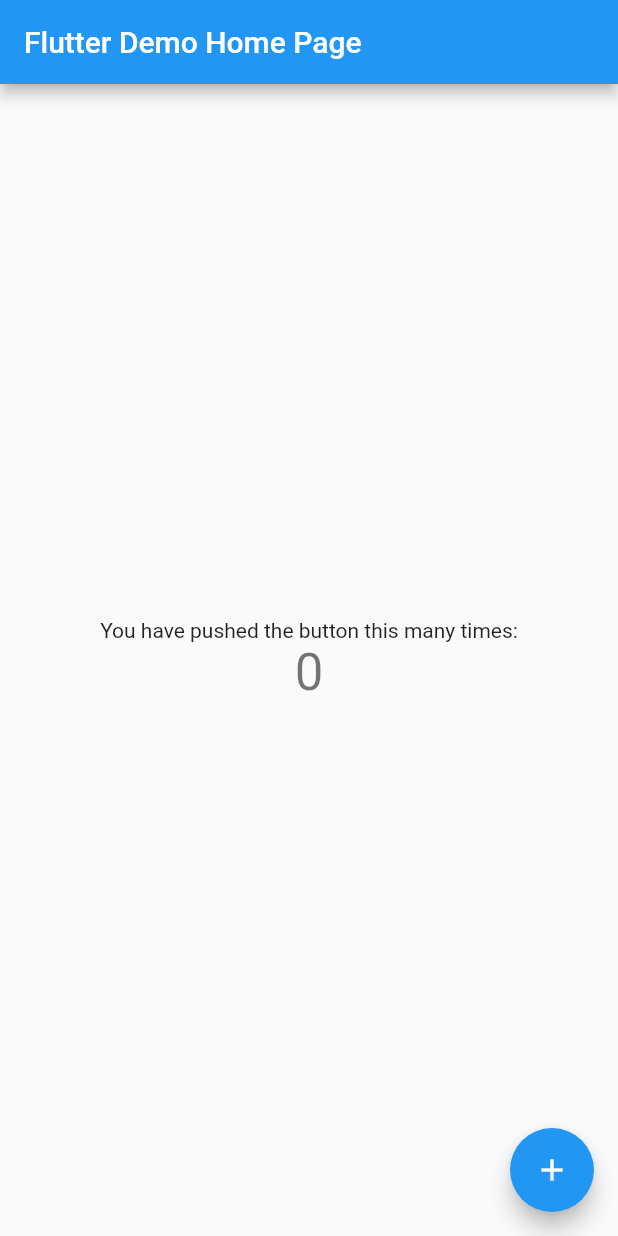
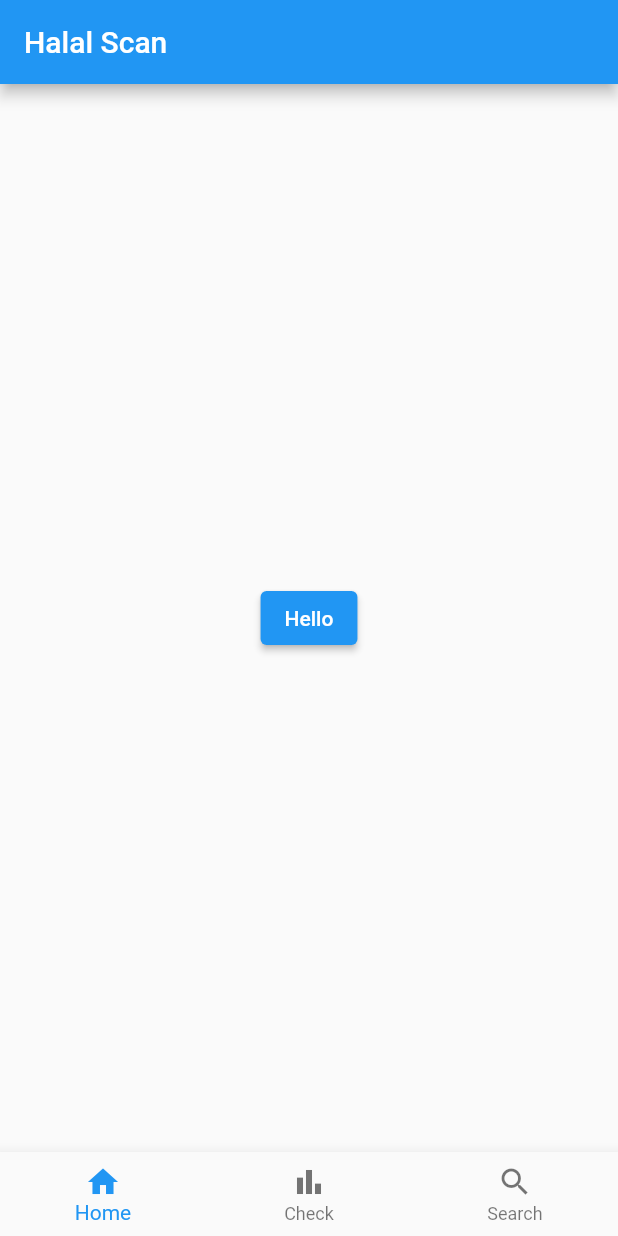
Before and after one commit to Isko21/Halal-Scan, a Flutter app: the screen it shows after launch, on a phone screen of 412 x 824 dp. Run offline on Flutter 3.47's test engine with Material 2 defaults, Android fonts, the phone set to English and light mode, and no system bars.

Commit message:
main page created

```diff
--- a/lib/main.dart
+++ b/lib/main.dart
@@ -7,109 +7,46 @@ void main() {
 class MyApp extends StatelessWidget {
   const MyApp({Key? key}) : super(key: key);
 
-  // This widget is the root of your application.
   @override
   Widget build(BuildContext context) {
     return MaterialApp(
-      title: 'Flutter Demo',
+      debugShowCheckedModeBanner: false,
+      title: 'Halal Scan',
       theme: ThemeData(
-        // This is the theme of your application.
-        //
-        // Try running your application with "flutter run". You'll see the
-        // application has a blue toolbar. Then, without quitting the app, try
-        // changing the primarySwatch below to Colors.green and then invoke
-        // "hot reload" (press "r" in the console where you ran "flutter run",
-        // or simply save your changes to "hot reload" in a Flutter IDE).
-        // Notice that the counter didn't reset back to zero; the application
-        // is not restarted.
         primarySwatch: Colors.blue,
       ),
-      home: const MyHomePage(title: 'Flutter Demo Home Page'),
+      home: const HomePage(title: 'Halal Scan'),
     );
   }
 }
 
-class MyHomePage extends StatefulWidget {
-  const MyHomePage({Key? key, required this.title}) : super(key: key);
-
-  // This widget is the home page of your application. It is stateful, meaning
-  // that it has a State object (defined below) that contains fields that affect
-  // how it looks.
-
-  // This class is the configuration for the state. It holds the values (in this
-  // case the title) provided by the parent (in this case the App widget) and
-  // used by the build method of the State. Fields in a Widget subclass are
-  // always marked "final".
+class HomePage extends StatefulWidget {
+  const HomePage({Key? key, required this.title}) : super(key: key);
 
   final String title;
 
   @override
-  State<MyHomePage> createState() => _MyHomePageState();
+  State<HomePage> createState() => _HomePageState();
 }
 
-class _MyHomePageState extends State<MyHomePage> {
-  int _counter = 0;
-
-  void _incrementCounter() {
-    setState(() {
-      // This call to setState tells the Flutter framework that something has
-      // changed in this State, which causes it to rerun the build method below
-      // so that the display can reflect the updated values. If we changed
-      // _counter without calling setState(), then the build method would not be
-      // called again, and so nothing would appear to happen.
-      _counter++;
-    });
-  }
-
+class _HomePageState extends State<HomePage> {
   @override
   Widget build(BuildContext context) {
-    // This method is rerun every time setState is called, for instance as done
-    // by the _incrementCounter method above.
-    //
-    // The Flutter framework has been optimized to make rerunning build methods
-    // fast, so that you can just rebuild anything that needs updating rather
-    // than having to individually change instances of widgets.
     return Scaffold(
+      bottomNavigationBar: BottomNavigationBar(items: const [
+        BottomNavigationBarItem(icon: Icon(Icons.home), label: 'Home'),
+        BottomNavigationBarItem(icon: Icon(Icons.bar_chart), label: 'Check'),
+        BottomNavigationBarItem(icon: Icon(Icons.search), label: 'Search')
+      ]),
       appBar: AppBar(
-        // Here we take the value from the MyHomePage object that was created by
-        // the App.build method, and use it to set our appbar title.
         title: Text(widget.title),
       ),
       body: Center(
-        // Center is a layout widget. It takes a single child and positions it
-        // in the middle of the parent.
-        child: Column(
-          // Column is also a layout widget. It takes a list of children and
-          // arranges them vertically. By default, it sizes itself to fit its
-          // children horizontally, and tries to be as tall as its parent.
-          //
-          // Invoke "debug painting" (press "p" in the console, choose the
-          // "Toggle Debug Paint" action from the Flutter Inspector in Android
-          // Studio, or the "Toggle Debug Paint" command in Visual Studio Code)
-          // to see the wireframe for each widget.
-          //
-          // Column has various properties to control how it sizes itself and
-          // how it positions its children. Here we use mainAxisAlignment to
-          // center the children vertically; the main axis here is the vertical
-          // axis because Columns are vertical (the cross axis would be
-          // horizontal).
-          mainAxisAlignment: MainAxisAlignment.center,
-          children: <Widget>[
-            const Text(
-              'You have pushed the button this many times:',
-            ),
-            Text(
-              '$_counter',
-              style: Theme.of(context).textTheme.headline4,
-            ),
-          ],
+        child: ElevatedButton(
+          child: const Text('Hello'),
+          onPressed: () {},
         ),
       ),
-      floatingActionButton: FloatingActionButton(
-        onPressed: _incrementCounter,
-        tooltip: 'Increment',
-        child: const Icon(Icons.add),
-      ), // This trailing comma makes auto-formatting nicer for build methods.
     );
   }
 }
```
